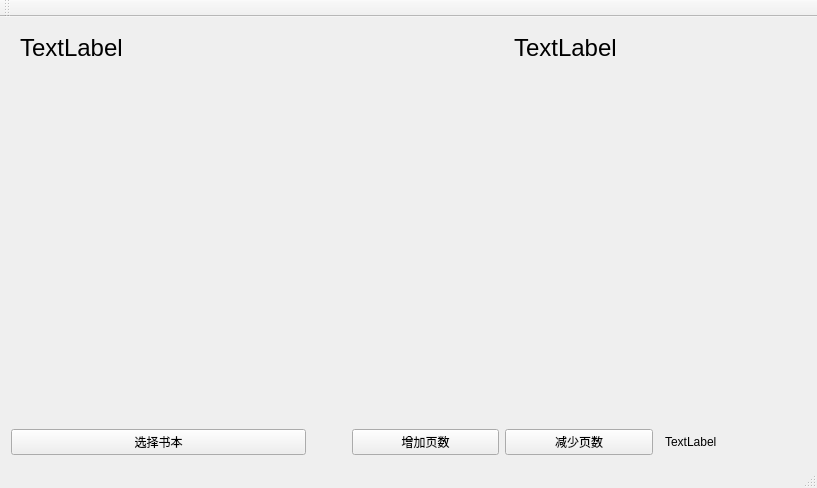
Old version of the form mainwindow.ui in the repository zrdumped/PaperPlusEBook.
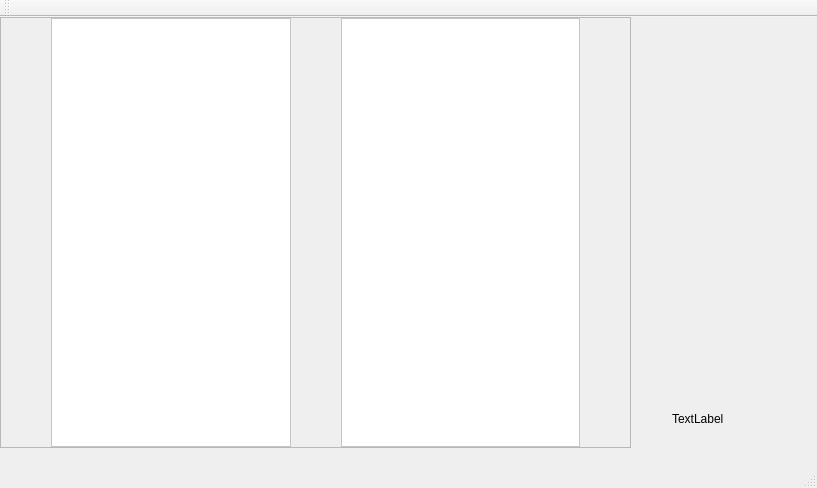
New version of the form.

The edit to the form file:
```diff
--- a/mainwindow.ui
+++ b/mainwindow.ui
@@ -17,9 +17,15 @@
    <string notr="true">QLabel{padding-left: 3px;padding-right: 3px}</string>
   </property>
   <widget class="QWidget" name="centralWidget">
-   <layout class="QGridLayout" name="gridLayout">
-    <item row="0" column="0" rowspan="2" colspan="2">
      <widget class="QLabel" name="LeftPG">
+    <property name="geometry">
+     <rect>
+      <x>12</x>
+      <y>12</y>
+      <width>95</width>
+      <height>31</height>
+     </rect>
+    </property>
       <property name="font">
        <font>
         <pointsize>18</pointsize>
@@ -38,53 +44,67 @@
        <bool>true</bool>
       </property>
      </widget>
-    </item>
-    <item row="2" column="4">
      <widget class="QPushButton" name="OffsetSetterTmp">
+    <property name="geometry">
+     <rect>
+      <x>506</x>
+      <y>390</y>
+      <width>94</width>
+      <height>32</height>
+     </rect>
+    </property>
       <property name="text">
        <string>减少页数</string>
       </property>
      </widget>
-    </item>
-    <item row="2" column="5">
      <widget class="QLabel" name="Offset">
+    <property name="geometry">
+     <rect>
+      <x>666</x>
+      <y>394</y>
+      <width>73</width>
+      <height>16</height>
+     </rect>
+    </property>
       <property name="text">
        <string>TextLabel</string>
       </property>
      </widget>
-    </item>
-    <item row="2" column="0" colspan="2">
      <widget class="QPushButton" name="BookSelector">
+    <property name="geometry">
+     <rect>
+      <x>6</x>
+      <y>390</y>
+      <width>94</width>
+      <height>32</height>
+     </rect>
+    </property>
       <property name="text">
        <string>选择书本</string>
       </property>
      </widget>
-    </item>
-    <item row="2" column="3">
      <widget class="QPushButton" name="OffsetSetter">
+    <property name="geometry">
+     <rect>
+      <x>353</x>
+      <y>390</y>
+      <width>94</width>
+      <height>32</height>
+     </rect>
+    </property>
       <property name="text">
        <string>增加页数</string>
       </property>
      </widget>
-    </item>
-    <item row="0" column="2">
-     <spacer name="horizontalSpacer">
-      <property name="orientation">
-       <enum>Qt::Horizontal</enum>
-      </property>
-      <property name="sizeType">
-       <enum>QSizePolicy::Fixed</enum>
-      </property>
-      <property name="sizeHint" stdset="0">
-       <size>
-        <width>40</width>
-        <height>20</height>
-       </size>
-      </property>
-     </spacer>
-    </item>
-    <item row="0" column="4" rowspan="2" colspan="2">
      <widget class="QLabel" name="RightPG">
+    <property name="geometry">
+     <rect>
+      <x>512</x>
+      <y>12</y>
+      <width>95</width>
+      <height>31</height>
+     </rect>
+    </property>
       <property name="font">
        <font>
         <pointsize>18</pointsize>
@@ -98,10 +118,87 @@
       </property>
       <property name="wordWrap">
        <bool>true</bool>
+    </property>
+   </widget>
+   <widget class="QFrame" name="frame">
+    <property name="geometry">
+     <rect>
+      <x>0</x>
+      <y>0</y>
+      <width>631</width>
+      <height>431</height>
+     </rect>
+    </property>
+    <property name="autoFillBackground">
+     <bool>true</bool>
+    </property>
+    <property name="frameShape">
+     <enum>QFrame::StyledPanel</enum>
+    </property>
+    <property name="frameShadow">
+     <enum>QFrame::Raised</enum>
+    </property>
+    <layout class="QHBoxLayout" name="horizontalLayout" stretch="0,0">
+     <property name="spacing">
+      <number>50</number>
+     </property>
+     <property name="sizeConstraint">
+      <enum>QLayout::SetDefaultConstraint</enum>
+     </property>
+     <property name="leftMargin">
+      <number>50</number>
+     </property>
+     <property name="topMargin">
+      <number>0</number>
+     </property>
+     <property name="rightMargin">
+      <number>50</number>
+     </property>
+     <property name="bottomMargin">
+      <number>0</number>
+     </property>
+     <item>
+      <widget class="QFrame" name="frame_2">
+       <property name="styleSheet">
+        <string notr="true">QFrame{background-color: rgb(255, 255, 255);}
+</string>
+       </property>
+       <property name="frameShape">
+        <enum>QFrame::StyledPanel</enum>
+       </property>
+       <property name="frameShadow">
+        <enum>QFrame::Raised</enum>
+       </property>
+       <widget class="QLabel" name="label">
+        <property name="geometry">
+         <rect>
+          <x>40</x>
+          <y>120</y>
+          <width>181</width>
+          <height>191</height>
+         </rect>
+        </property>
+        <property name="text">
+         <string/>
+        </property>
+       </widget>
+      </widget>
+     </item>
+     <item>
+      <widget class="QFrame" name="frame_3">
+       <property name="styleSheet">
+        <string notr="true">QFrame{background-color: rgb(255, 255, 255);}</string>
+       </property>
+       <property name="frameShape">
+        <enum>QFrame::StyledPanel</enum>
+       </property>
+       <property name="frameShadow">
+        <enum>QFrame::Raised</enum>
       </property>
      </widget>
     </item>
    </layout>
+   </widget>
   </widget>
   <widget class="QMenuBar" name="menuBar">
    <property name="geometry">
```
Lines whose indentation alone changed are shown as unchanged.
